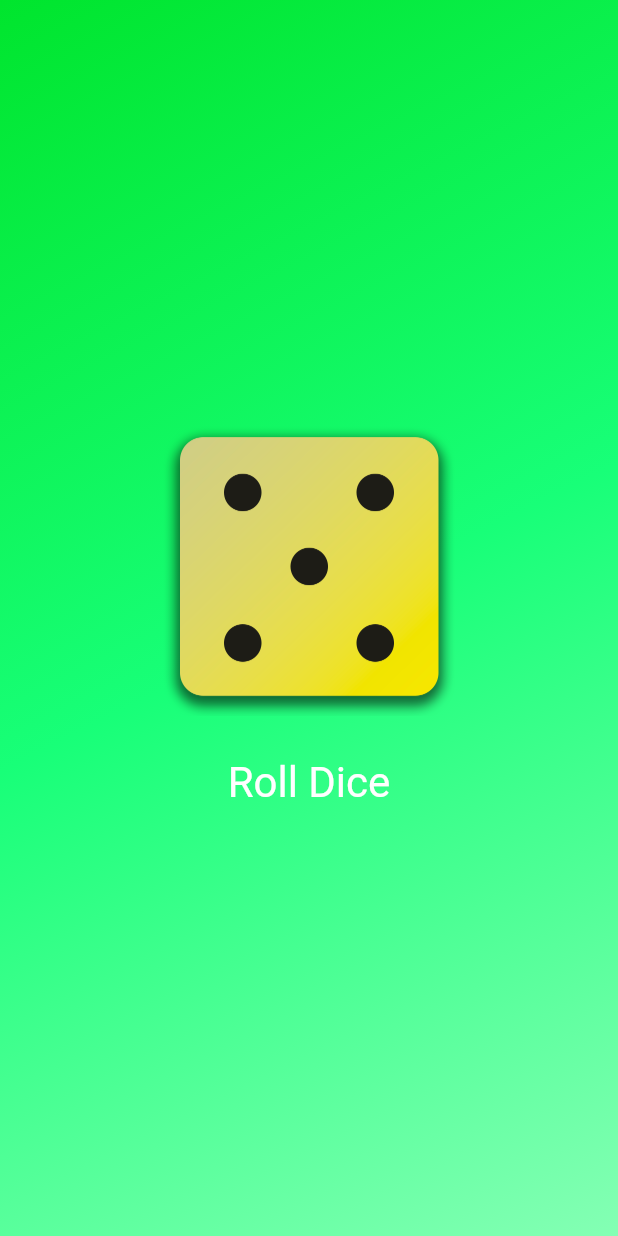
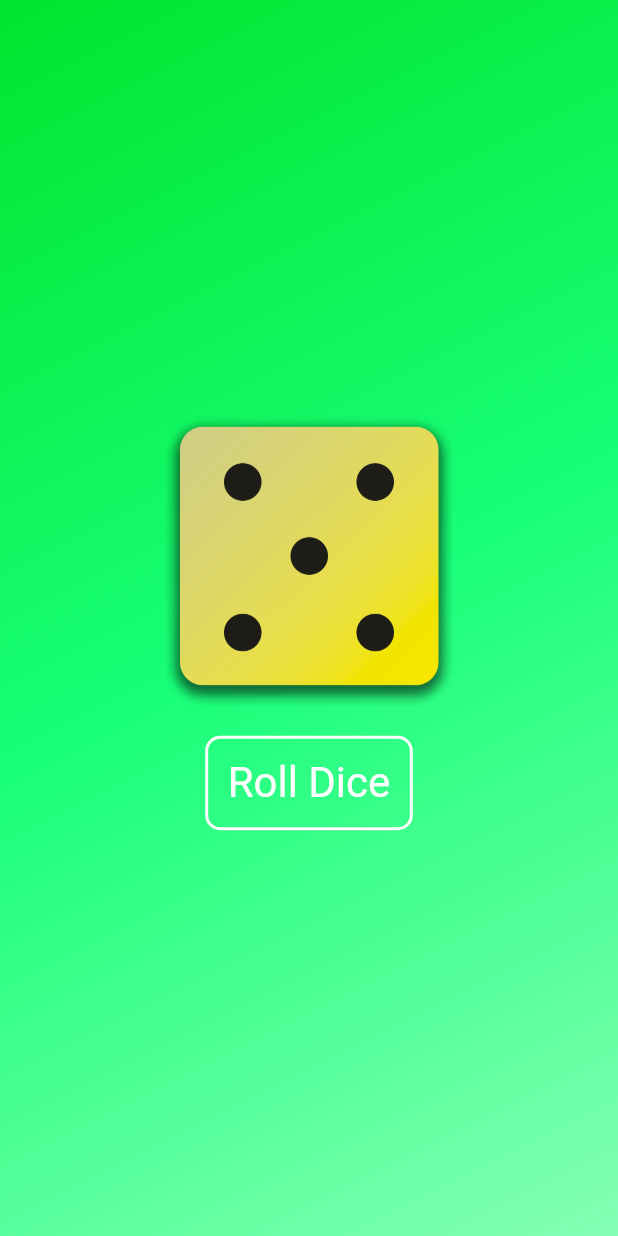
Before and after one commit to Igor-IGI/first_flutter_app, a Flutter app: the screen it shows after launch, on a phone screen of 412 x 824 dp. Run offline on Flutter 3.47's test engine with Material 2 defaults, Android fonts, the phone set to English and light mode, and no system bars.

Commit message:
add radious, border and padding to button

```diff
--- a/lib/dice_roller.dart
+++ b/lib/dice_roller.dart
@@ -33,12 +33,19 @@ class _DiceRollerState extends State<DiceRoller> {
         TextButton(
           onPressed: rollDice,
           style: TextButton.styleFrom(
-            // padding: const EdgeInsets.only(
-            //   top: 20,
-            // ),
             foregroundColor: Colors.white,
             textStyle: const TextStyle(
               fontSize: 28,
+            ),
+            side: const BorderSide(
+              color: Colors.white,
+              width: 2,
+            ),
+            shape: RoundedRectangleBorder(
+              borderRadius: BorderRadius.circular(10),
+            ),
+            padding: const EdgeInsets.all(
+              15,
             ),
           ),
           child: const Text('Roll Dice'),
```
